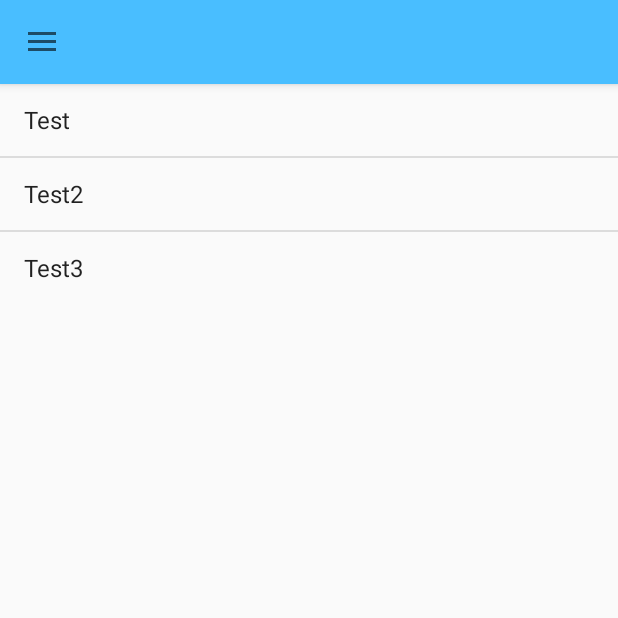
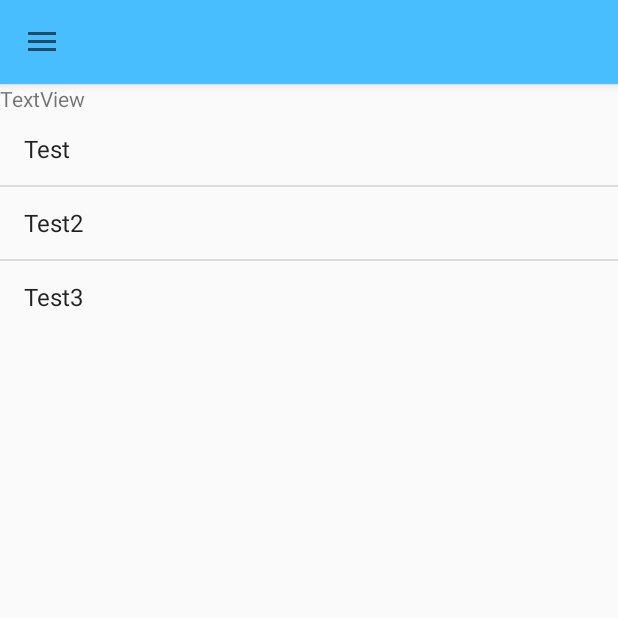
Before and after one commit to pbldmngz/new_csm, an Android app: the fragment listFragment placed in its activity, on a phone screen of 412 x 824 dp, the top half of it. Run offline under Robolectric (Android 15) with nearby library versions, the phone set to English and light mode, and no system bars.

Commit message:
Update getData() in listFragment

```diff
--- a/app/build.gradle
+++ b/app/build.gradle
@@ -32,4 +32,9 @@ dependencies {
     implementation 'com.android.support:percent'
     implementation 'com.android.support:recyclerview-v7'
     implementation 'com.android.support:cardview-v7'
+    // Glide library
+    implementation 'com.github.bumptech.glide:glide:4.6.1'
+    annotationProcessor 'com.github.bumptech.glide:compiler:4.6.1'
+    // Volley library
+    implementation 'com.android.volley:volley:1.1.0'
 }
--- a/app/src/main/AndroidManifest.xml
+++ b/app/src/main/AndroidManifest.xml
@@ -1,6 +1,7 @@
 <?xml version="1.0" encoding="utf-8"?>
 <manifest xmlns:android="http://schemas.android.com/apk/res/android"
     package="com.example.menutest">
+
     <uses-permission android:name="android.permission.INTERNET"/>
 
     <application
--- a/app/src/main/java/com/example/menutest/listFragment.java
+++ b/app/src/main/java/com/example/menutest/listFragment.java
@@ -8,17 +8,16 @@ import android.view.View;
 import android.view.ViewGroup;
 import android.widget.ArrayAdapter;
 import android.widget.ListView;
+import android.widget.TextView;
 
 import androidx.annotation.NonNull;
 import androidx.annotation.Nullable;
 import androidx.fragment.app.Fragment;
-import androidx.viewpager.widget.ViewPager;
-
-import com.google.android.material.tabs.TabLayout;
 
 import org.json.JSONArray;
 import org.json.JSONException;
 import org.json.JSONObject;
+import org.w3c.dom.Text;
 
 import java.io.BufferedReader;
 import java.io.IOException;
@@ -27,9 +26,9 @@ import java.net.HttpURLConnection;
 import java.net.MalformedURLException;
 import java.net.URL;
 
-import Adapter.SectionPagerAdapter;
+public class listFragment extends Fragment {
 
-public class listFragment extends Fragment {
+    TextView display;
 
     public listFragment() {
     }
@@ -44,6 +43,8 @@ public class listFragment extends Fragment {
 
         ListView listView = (ListView) view.findViewById(R.id.mainListMenu);
 
+        display = (TextView) view.findViewById(R.id.displayJson);
+
         ArrayAdapter<String> listViewAdapter = new ArrayAdapter<String>(
                 getActivity(),
                 android.R.layout.simple_list_item_1,
@@ -51,10 +52,14 @@ public class listFragment extends Fragment {
         );
 
         listView.setAdapter(listViewAdapter);
+
+        getData();
+
         return view;
     }
 
-    public void getData(View view) {
+
+    public void getData() {
         String sql = "http://localhost:49775/login";
 
         StrictMode.ThreadPolicy policy = new StrictMode.ThreadPolicy.Builder().permitAll().build();
@@ -89,11 +94,16 @@ public class listFragment extends Fragment {
 
             jsonArr = new JSONArray(json);
 
+            String message = "";
+
             for(int i=0;i<jsonArr.length();i++) {
                 JSONObject jsonObject = jsonArr.getJSONObject(i);
 
                 Log.d("Salida",jsonObject.optString("correo"));
+                message += "Descripcion " +i+ " "+ jsonObject.optString("correo") + "\n";
             }
+
+            display.setText(message);
 
         } catch (MalformedURLException e) {
             e.printStackTrace();
--- a/app/src/main/res/layout/fragment_list.xml
+++ b/app/src/main/res/layout/fragment_list.xml
@@ -5,6 +5,12 @@
     android:layout_width="match_parent"
     android:layout_height="match_parent">
 
+    <TextView
+        android:id="@+id/displayJson"
+        android:layout_width="match_parent"
+        android:layout_height="wrap_content"
+        android:text="TextView" />
+
     <ListView
         android:id="@+id/mainListMenu"
         android:layout_width="wrap_content"
--- a/build.gradle
+++ b/build.gradle
@@ -2,6 +2,7 @@
 
 buildscript {
     repositories {
+        mavenCentral()
         google()
         jcenter()
 
```
Also changed, not shown: app/src/main/java/Adapter/SectionPagerAdapter.java (deleted, +0 -42 lines).
